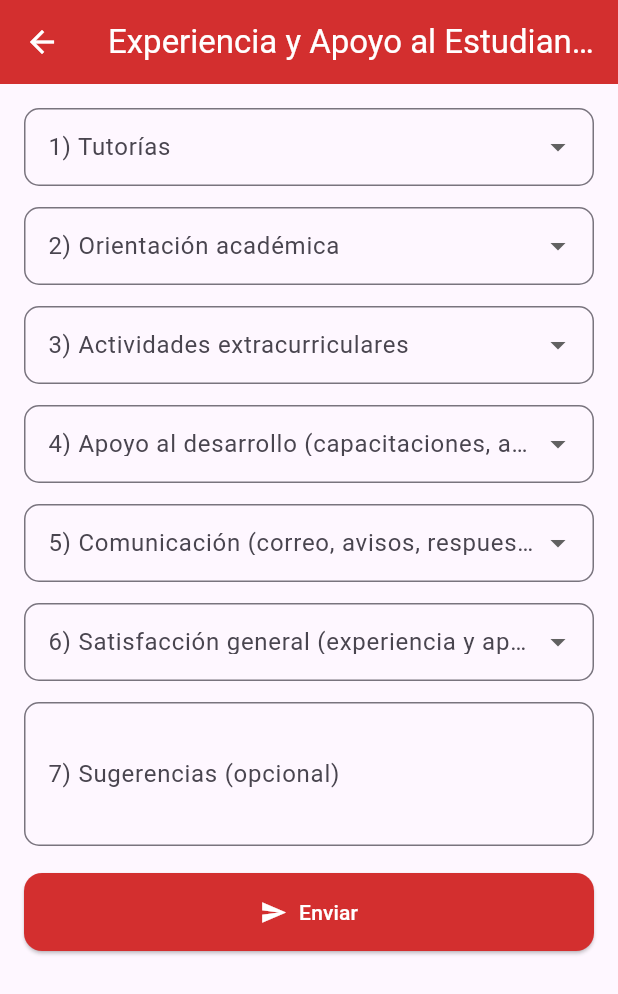
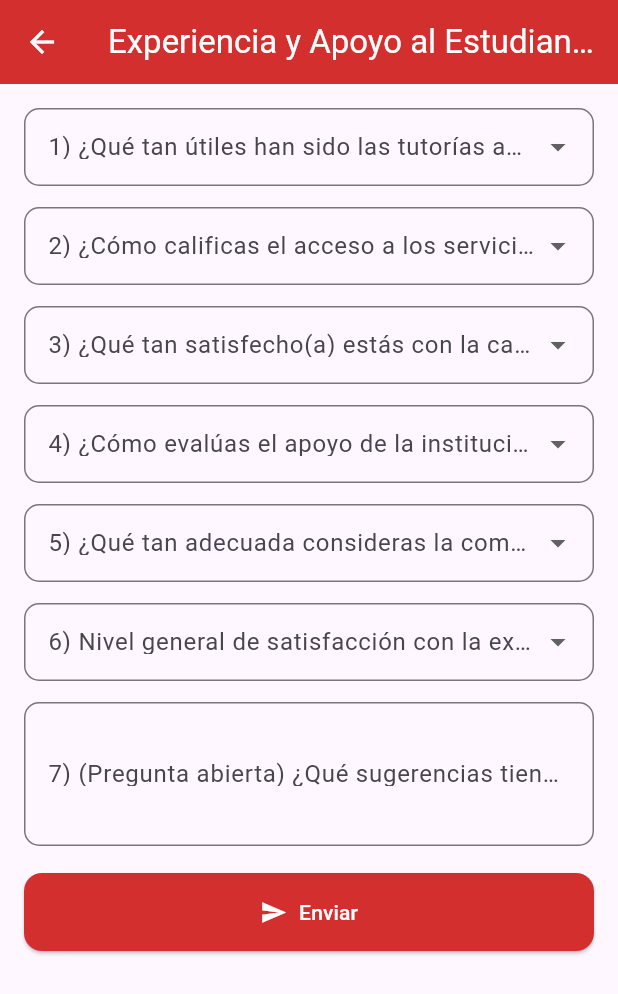
Before and after one commit to Osorio-Raquel/OpinaUCB, a Flutter app: the ExperienciaFormScreen screen opened directly with empty values, on a phone screen of 412 x 824 dp. Shown: the top 994 px of the screen. Run offline on Flutter 3.47's test engine with Material 3 defaults, Android fonts, the light colour scheme and no system bars; our stand-ins replace shared_preferences; accounts and stored records are empty.

Commit message:
Formulario Actualizacion
Formulario Actualizacion

```diff
--- a/opina_app/lib/screens/experiencia_form_screen.dart
+++ b/opina_app/lib/screens/experiencia_form_screen.dart
@@ -3,44 +3,23 @@ import '../services/experiencia_service.dart';
 
 /// Valores EXACTOS según tu CHECK de Postgres (con acentos)
 const opcionesTutorias = [
-  'Muy útiles',
-  'Útiles',
-  'Regulares',
-  'Poco útiles',
-  'Nada útiles',
+  'Muy útiles', 'Útiles', 'Regulares', 'Poco útiles', 'Nada útiles',
 ];
 const opcionesOrientacion = [
-  'Muy accesibles',
-  'Accesibles',
-  'Regulares',
-  'Poco accesibles',
-  'Nada accesibles',
+  'Muy accesibles', 'Accesibles', 'Regulares', 'Poco accesibles', 'Nada accesibles',
 ];
 const opcionesSatisfaccion = [
-  'Muy satisfecho',
-  'Satisfecho',
-  'Neutral',
-  'Insatisfecho',
-  'Muy insatisfecho',
+  'Muy satisfecho', 'Satisfecho', 'Neutral', 'Insatisfecho', 'Muy insatisfecho',
 ];
 const opcionesCalidad = [
-  'Excelente',
-  'Bueno',
-  'Regular',
-  'Deficiente',
-  'Muy deficiente',
+  'Excelente', 'Bueno', 'Regular', 'Deficiente', 'Muy deficiente',
 ];
 const opcionesAdecuacion = [
-  'Muy adecuada',
-  'Adecuada',
-  'Regular',
-  'Poco adecuada',
-  'Nada adecuada',
+  'Muy adecuada', 'Adecuada', 'Regular', 'Poco adecuada', 'Nada adecuada',
 ];
 
 class ExperienciaFormScreen extends StatefulWidget {
   final ExperienciaService servicio;
-
   const ExperienciaFormScreen({super.key, required this.servicio});
 
   @override
@@ -50,24 +29,14 @@ class ExperienciaFormScreen extends StatefulWidget {
 class _ExperienciaFormScreenState extends State<ExperienciaFormScreen> {
   final _formKey = GlobalKey<FormState>();
 
-  String? p1;
-  String? p2;
-  String? p3;
-  String? p4;
-  String? p5;
-  String? p6;
+  String? p1, p2, p3, p4, p5, p6;
   final TextEditingController _sugerenciasCtrl = TextEditingController();
-
   bool _enviando = false;
   String? _error;
 
   Future<void> _enviar() async {
     if (!_formKey.currentState!.validate()) return;
-
-    setState(() {
-      _enviando = true;
-      _error = null;
-    });
+    setState(() { _enviando = true; _error = null; });
 
     final resp = await widget.servicio.createRespuesta(
       pregunta1Tutorias: p1!,
@@ -80,55 +49,33 @@ class _ExperienciaFormScreenState extends State<ExperienciaFormScreen> {
     );
 
     if (!mounted) return;
-
     setState(() => _enviando = false);
 
     if (resp['success'] == true) {
-      // Éxito: mostrar diálogo y limpiar
       await showDialog(
         context: context,
-        builder: (_) => AlertDialog(
-          title: const Text('¡Gracias!'),
-          content: const Text('Tu respuesta fue registrada correctamente.'),
-          actions: [
-            TextButton(
-              onPressed: () => Navigator.pop(context),
-              child: const Text('OK'),
-            ),
-          ],
+        builder: (_) => const AlertDialog(
+          title: Text('¡Gracias!'),
+          content: Text('Tu respuesta fue registrada correctamente.'),
         ),
       );
       _formKey.currentState!.reset();
-      setState(() {
-        p1 = p2 = p3 = p4 = p5 = p6 = null;
-        _sugerenciasCtrl.clear();
-      });
+      setState(() { p1=p2=p3=p4=p5=p6=null; _sugerenciasCtrl.clear(); });
     } else {
       setState(() => _error = resp['message'] ?? 'Error al enviar');
     }
   }
 
-  Widget _buildSelect({
-    required String label,
-    required List<String> items,
-    required String? value,
-    required void Function(String?) onChanged,
-  }) {
+  Widget _select(String label, List<String> items, String? value, void Function(String?) onChanged) {
     return DropdownButtonFormField<String>(
       value: value,
-      items: items
-          .map((e) => DropdownMenuItem<String>(value: e, child: Text(e)))
-          .toList(),
+      items: items.map((e) => DropdownMenuItem(value: e, child: Text(e))).toList(),
       onChanged: onChanged,
-      validator: (v) =>
-          (v == null || v.isEmpty) ? 'Seleccione una opción' : null,
+      validator: (v) => (v == null || v.isEmpty) ? 'Seleccione una opción' : null,
       decoration: InputDecoration(
         labelText: label,
         border: OutlineInputBorder(borderRadius: BorderRadius.circular(10)),
-        contentPadding: const EdgeInsets.symmetric(
-          horizontal: 12,
-          vertical: 14,
-        ),
+        contentPadding: const EdgeInsets.symmetric(horizontal: 12, vertical: 14),
       ),
     );
   }
@@ -138,8 +85,7 @@ class _ExperienciaFormScreenState extends State<ExperienciaFormScreen> {
     return Scaffold(
       appBar: AppBar(
         title: const Text('Experiencia y Apoyo al Estudiante'),
-        backgroundColor: Colors.red[700],
-        foregroundColor: Colors.white,
+        backgroundColor: Colors.red[700], foregroundColor: Colors.white,
       ),
       body: SingleChildScrollView(
         padding: const EdgeInsets.all(16),
@@ -149,61 +95,44 @@ class _ExperienciaFormScreenState extends State<ExperienciaFormScreen> {
             key: _formKey,
             child: Column(
               children: [
-                _buildSelect(
-                  label: '1) Tutorías',
-                  items: opcionesTutorias,
-                  value: p1,
-                  onChanged: (v) => setState(() => p1 = v),
+                _select(
+                  '1) ¿Qué tan útiles han sido las tutorías académicas para ti?',
+                  opcionesTutorias, p1, (v)=>setState(()=>p1=v),
                 ),
                 const SizedBox(height: 14),
-                _buildSelect(
-                  label: '2) Orientación académica',
-                  items: opcionesOrientacion,
-                  value: p2,
-                  onChanged: (v) => setState(() => p2 = v),
+                _select(
+                  '2) ¿Cómo calificas el acceso a los servicios de orientación estudiantil?',
+                  opcionesOrientacion, p2, (v)=>setState(()=>p2=v),
                 ),
                 const SizedBox(height: 14),
-                _buildSelect(
-                  label: '3) Actividades extracurriculares',
-                  items: opcionesSatisfaccion,
-                  value: p3,
-                  onChanged: (v) => setState(() => p3 = v),
+                _select(
+                  '3) ¿Qué tan satisfecho(a) estás con la calidad de las actividades extracurriculares ofrecidas?',
+                  opcionesSatisfaccion, p3, (v)=>setState(()=>p3=v),
                 ),
                 const SizedBox(height: 14),
-                _buildSelect(
-                  label: '4) Apoyo al desarrollo (capacitaciones, asesorías)',
-                  items: opcionesCalidad,
-                  value: p4,
-                  onChanged: (v) => setState(() => p4 = v),
+                _select(
+                  '4) ¿Cómo evalúas el apoyo de la institución a tu desarrollo personal y profesional?',
+                  opcionesCalidad, p4, (v)=>setState(()=>p4=v),
                 ),
                 const SizedBox(height: 14),
-                _buildSelect(
-                  label: '5) Comunicación (correo, avisos, respuesta)',
-                  items: opcionesAdecuacion,
-                  value: p5,
-                  onChanged: (v) => setState(() => p5 = v),
+                _select(
+                  '5) ¿Qué tan adecuada consideras la comunicación de la universidad con los estudiantes?',
+                  opcionesAdecuacion, p5, (v)=>setState(()=>p5=v),
                 ),
                 const SizedBox(height: 14),
-                _buildSelect(
-                  label: '6) Satisfacción general (experiencia y apoyo)',
-                  items: opcionesSatisfaccion,
-                  value: p6,
-                  onChanged: (v) => setState(() => p6 = v),
+                _select(
+                  '6) Nivel general de satisfacción con la experiencia y apoyo al estudiante:',
+                  opcionesSatisfaccion, p6, (v)=>setState(()=>p6=v),
                 ),
                 const SizedBox(height: 14),
                 TextFormField(
                   controller: _sugerenciasCtrl,
                   maxLines: 3,
                   decoration: InputDecoration(
-                    labelText: '7) Sugerencias (opcional)',
+                    labelText: '7) (Pregunta abierta) ¿Qué sugerencias tienes para mejorar la experiencia y apoyo al estudiante?',
                     hintText: 'Escribe tus sugerencias…',
-                    border: OutlineInputBorder(
-                      borderRadius: BorderRadius.circular(10),
-                    ),
-                    contentPadding: const EdgeInsets.symmetric(
-                      horizontal: 12,
-                      vertical: 12,
-                    ),
+                    border: OutlineInputBorder(borderRadius: BorderRadius.circular(10)),
+                    contentPadding: const EdgeInsets.symmetric(horizontal: 12, vertical: 12),
                   ),
                 ),
                 if (_error != null) ...[
@@ -214,22 +143,11 @@ class _ExperienciaFormScreenState extends State<ExperienciaFormScreen> {
                       color: const Color(0xFFFFEBEE),
                       borderRadius: BorderRadius.circular(8),
                     ),
-                    child: Row(
-                      children: [
-                        const Icon(
-                          Icons.error_outline,
-                          color: Color(0xFFD32F2F),
-                          size: 20,
-                        ),
-                        const SizedBox(width: 8),
-                        Expanded(
-                          child: Text(
-                            _error!,
-                            style: const TextStyle(color: Color(0xFFD32F2F)),
-                          ),
-                        ),
-                      ],
-                    ),
+                    child: Row(children: [
+                      const Icon(Icons.error_outline, color: Color(0xFFD32F2F), size: 20),
+                      const SizedBox(width: 8),
+                      Expanded(child: Text(_error!, style: const TextStyle(color: Color(0xFFD32F2F)))),
+                    ]),
                   ),
                 ],
                 const SizedBox(height: 18),
@@ -238,23 +156,14 @@ class _ExperienciaFormScreenState extends State<ExperienciaFormScreen> {
                   child: ElevatedButton.icon(
                     onPressed: _enviando ? null : _enviar,
                     icon: _enviando
-                        ? const SizedBox(
-                            width: 18,
-                            height: 18,
-                            child: CircularProgressIndicator(
-                              strokeWidth: 2,
-                              color: Colors.white,
-                            ),
-                          )
+                        ? const SizedBox(width: 18, height: 18,
+                            child: CircularProgressIndicator(strokeWidth: 2, color: Colors.white))
                         : const Icon(Icons.send),
                     label: Text(_enviando ? 'Enviando...' : 'Enviar'),
                     style: ElevatedButton.styleFrom(
-                      backgroundColor: Colors.red[700],
-                      foregroundColor: Colors.white,
+                      backgroundColor: Colors.red[700], foregroundColor: Colors.white,
                       padding: const EdgeInsets.symmetric(vertical: 16),
-                      shape: RoundedRectangleBorder(
-                        borderRadius: BorderRadius.circular(12),
-                      ),
+                      shape: RoundedRectangleBorder(borderRadius: BorderRadius.circular(12)),
                     ),
                   ),
                 ),
```
Also changed, not shown: 1 other file.
